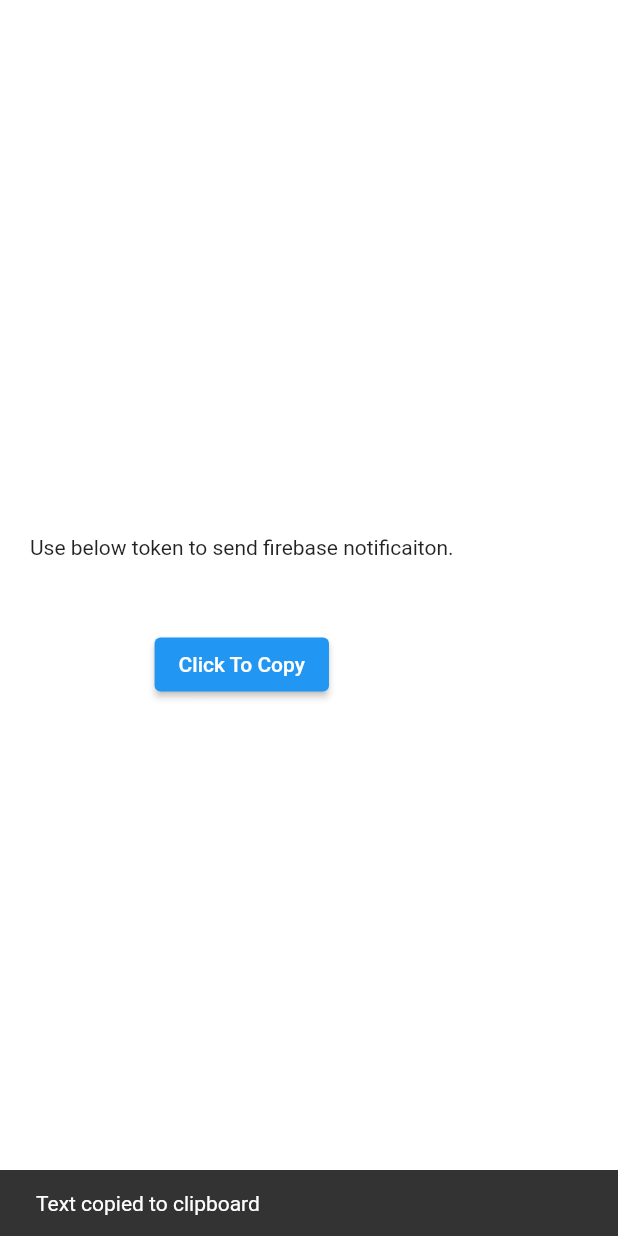
After one commit to Developer-Min-Thant/weather, a Flutter app: the FCMTokenScreen screen opened directly, after a tap on "Click To Copy", on a phone screen of 412 x 824 dp. The commit adds this screen. Run offline on Flutter 3.47's test engine with Material 2 defaults, Android fonts, the phone set to English and light mode, and no system bars; our stand-ins replace bloc, firebase_core, firebase_messaging, flutter_bloc, flutter_local_notifications, flutter_spinkit and 2 more; accounts and stored records are empty; network calls fail.

Commit message:
Add FCM get token screen

```diff
--- a/lib/screen/fav_screen.dart
+++ b/lib/screen/fav_screen.dart
@@ -33,6 +33,7 @@ class _FavScreenState extends State<FavScreen> {
         ),
         backgroundColor: Colors.white, // Set background color to white
       ),
+
       body: SafeArea(
         child: Padding(
           padding: const EdgeInsets.symmetric(vertical: 20, horizontal: 20),
--- /dev/null
+++ b/lib/screen/fcm_token_screen.dart
@@ -0,0 +1,57 @@
+import 'package:flutter/material.dart';
+import 'package:flutter/services.dart';
+import 'package:flutter_spinkit/flutter_spinkit.dart';
+import 'package:weather/utils/notification_service.dart';
+
+class FCMTokenScreen extends StatelessWidget {
+  const FCMTokenScreen({Key? key}) : super(key: key);
+  @override
+  Widget build(BuildContext context) {
+    return Scaffold(
+      backgroundColor: Colors.white,
+      body: SafeArea(
+        child: Padding(
+          padding: const EdgeInsets.symmetric(horizontal: 20),
+          child: Column(
+            mainAxisAlignment: MainAxisAlignment.center,
+            children: [
+              const Text('Use below token to send firebase notificaiton.'),
+              const SizedBox(height: 30,),
+              FutureBuilder<String>(
+                future: NotificationService().getFCMToken(),
+                builder: (context, snapshot){
+                  if(snapshot.hasData) {
+                    return Column(
+                      children: [
+                        Text(snapshot.data.toString()),
+                        ElevatedButton(
+                          onPressed: () {
+                            Clipboard.setData(ClipboardData(text: snapshot.data.toString()));
+                            ScaffoldMessenger.of(context).showSnackBar(
+                              const SnackBar(
+                                content: Text('Text copied to clipboard'),
+                              ),
+                            );// Replace with your desired text
+                          },
+                          child: const Text('Click To Copy'),
+                        ),
+                      ],
+                    );
+
+                  } else if (snapshot.hasError) {
+                    return Center(child: Text('Error: ${snapshot.error}'));
+                  } else {
+                    return const Center(child: SpinKitCubeGrid(color: Colors.blue, size: 80));
+                  }
+                }
+              ),
+
+
+            ],
+
+          ),
+        )
+      ),
+    );
+  }
+}
--- a/lib/screen/my_bottom_navigation_bar.dart
+++ b/lib/screen/my_bottom_navigation_bar.dart
@@ -1,6 +1,7 @@
 import 'package:flutter/material.dart';
 
 import 'fav_screen.dart';
+import 'fcm_token_screen.dart';
 import 'main_screen.dart';
 
 class MyBottomNavigationBar extends StatefulWidget {
@@ -18,6 +19,7 @@ class _MyBottomNavigationBarState
   static const List<Widget> _widgetOptions = <Widget>[
     MainScreen(),
     FavScreen(),
+    FCMTokenScreen(),
   ];
 
   void _onItemTapped(int index) {
@@ -42,6 +44,10 @@ class _MyBottomNavigationBarState
             icon: Icon(Icons.favorite),
             label: 'Favourite',
           ),
+          BottomNavigationBarItem(
+            icon: Icon(Icons.token),
+            label: 'FCM Token',
+          ),
         ],
         currentIndex: _selectedIndex,
         selectedItemColor: Colors.amber[800],
--- a/lib/utils/notification_service.dart
+++ b/lib/utils/notification_service.dart
@@ -83,10 +83,17 @@ class NotificationService {
         payload: message.data['title']);
 
     });
+  }
 
-    // Retrieve the FCM token
-    String? fcmToken = await _firebaseMessaging.getToken();
-    print('FCM Token: $fcmToken');
+  Future<String> getFCMToken() async {
+    String? fcmTokenNullable = await _firebaseMessaging.getToken();
+    String fcmToken = "";
+    if(fcmTokenNullable == null) {
+      fcmToken = "Cannot get token.";
+    } else {
+      fcmToken = fcmTokenNullable;
+    }
+    return fcmToken;
   }
 
 
```
Also changed, not shown: pubspec.yaml (line endings or trailing spaces).
